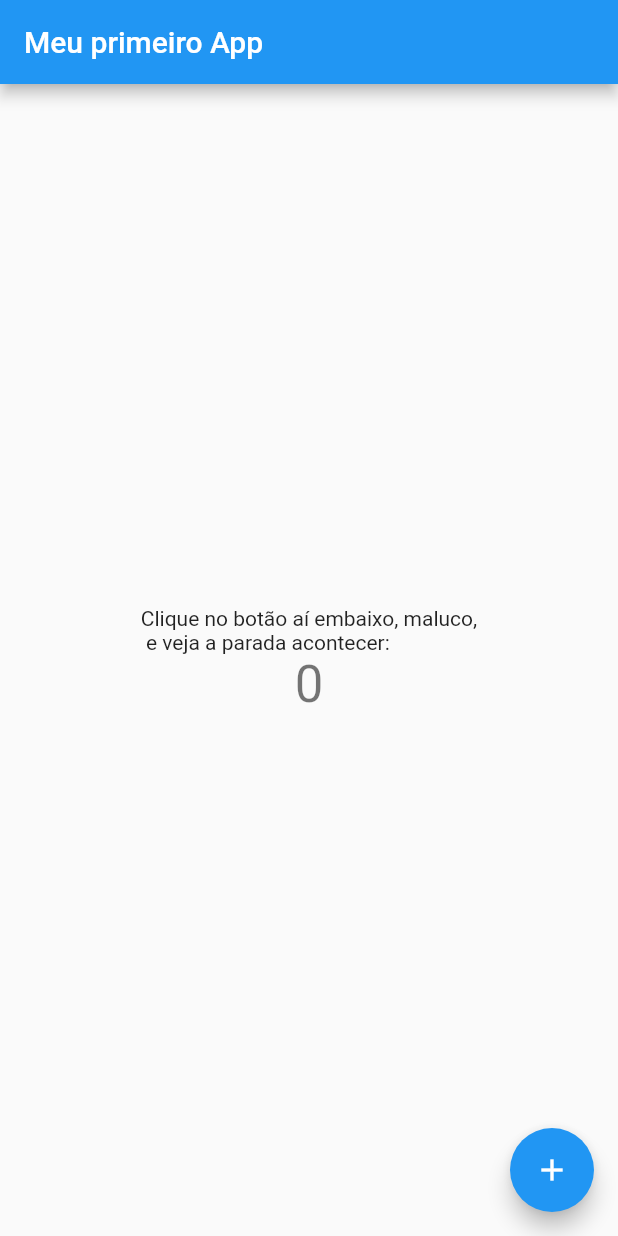
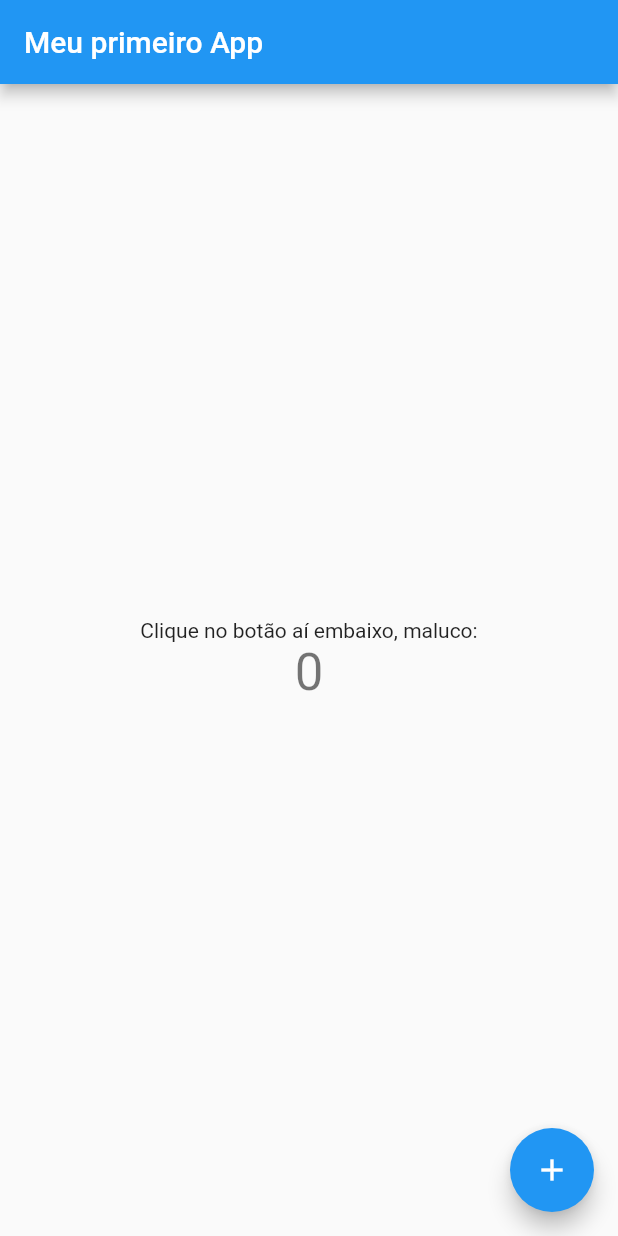
Before and after one commit to robertosl007/estudos_flutter, a Flutter app: the screen it shows after launch, on a phone screen of 412 x 824 dp. Run offline on Flutter 3.47's test engine with Material 2 defaults, Android fonts, the phone set to English and light mode, and no system bars.

Commit message:
Nova atualização

```diff
--- a/lib/main.dart
+++ b/lib/main.dart
@@ -96,7 +96,7 @@ class _MyHomePageState extends State<MyHomePage> {
           mainAxisAlignment: MainAxisAlignment.center,
           children: <Widget>[
             const Text(
-              'Clique no botão aí embaixo, maluco,\n e veja a parada acontecer:',
+              'Clique no botão aí embaixo, maluco:',
             ),
             Text(
               '$_counter',
```
